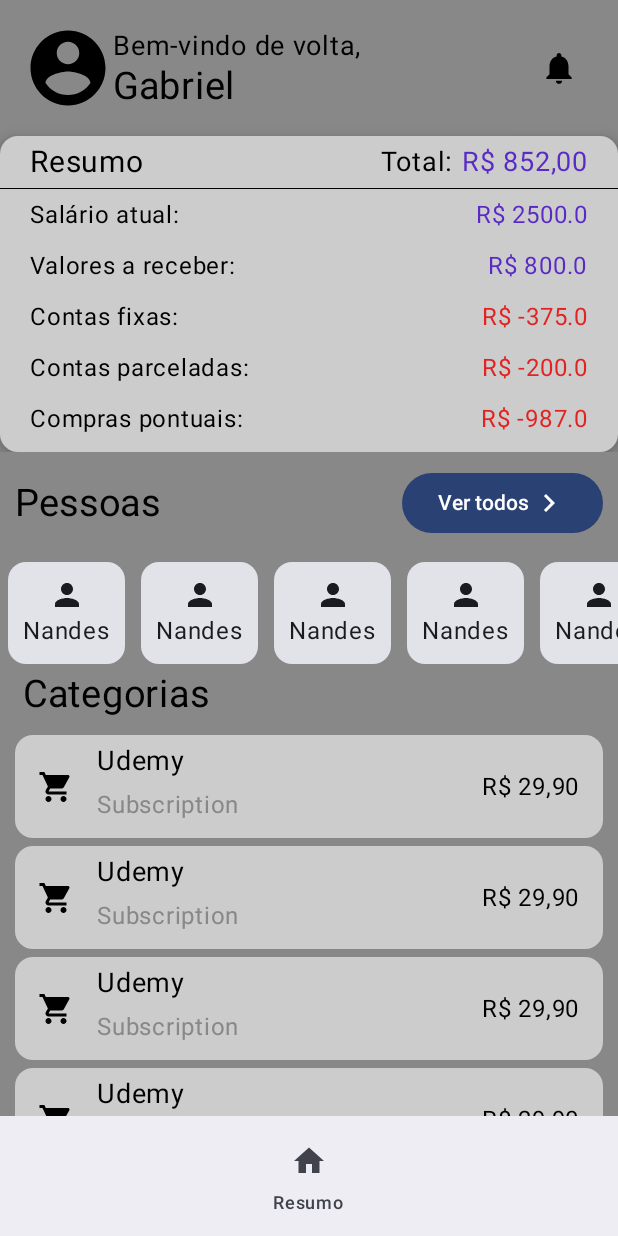
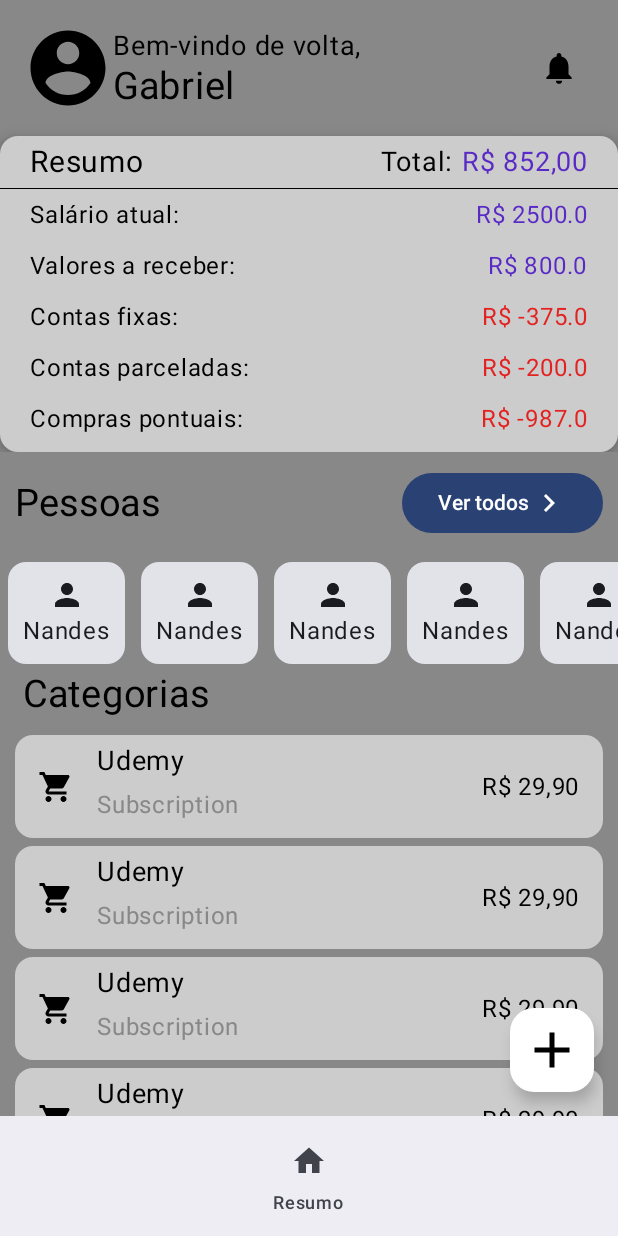
Before and after one commit to GabiNandes09/MyFinances, an Android app built with Jetpack Compose: the MainUI screen opened through its navigation route, on a phone screen of 412 x 824 dp. Run offline under Robolectric (Android 15) with nearby library versions, the phone set to English and light mode, and no system bars.

Commit message:
Float action Button adicionado para criar novas entradas

```diff
--- a/app/src/main/java/com/rogue/financesrogue/ui/screen/main/MainUI.kt
+++ b/app/src/main/java/com/rogue/financesrogue/ui/screen/main/MainUI.kt
@@ -10,6 +10,7 @@ import androidx.compose.ui.tooling.preview.Preview
 import com.rogue.financesrogue.ui.screen.main.componentes.CategoriesListResume
 import com.rogue.financesrogue.ui.screen.main.componentes.FinancesResume
 import com.rogue.financesrogue.ui.screen.main.componentes.MainBottomBar
+import com.rogue.financesrogue.ui.screen.main.componentes.MainFloatButton
 import com.rogue.financesrogue.ui.screen.main.componentes.PersonListResume
 import com.rogue.financesrogue.ui.screen.main.componentes.ProfileHeader
 
@@ -20,7 +21,8 @@ fun MainUI() {
         containerColor = Color.Gray,
         bottomBar = {
             MainBottomBar()
-        }
+        },
+        floatingActionButton = { MainFloatButton() }
     ) { paddingValues ->
         LazyColumn(
             modifier = Modifier.padding(paddingValues)
--- /dev/null
+++ b/app/src/main/java/com/rogue/financesrogue/ui/screen/main/componentes/MainFloatButton.kt
@@ -0,0 +1,33 @@
+package com.rogue.financesrogue.ui.screen.main.componentes
+
+import androidx.compose.foundation.layout.size
+import androidx.compose.material.icons.Icons
+import androidx.compose.material.icons.filled.Add
+import androidx.compose.material3.FloatingActionButton
+import androidx.compose.material3.Icon
+import androidx.compose.runtime.Composable
+import androidx.compose.ui.Modifier
+import androidx.compose.ui.graphics.Color
+import androidx.compose.ui.tooling.preview.Preview
+import androidx.compose.ui.unit.dp
+
+@Composable
+fun MainFloatButton() {
+    FloatingActionButton(
+        onClick = { /*TODO*/ },
+        containerColor = Color.White
+        ) {
+        Icon(
+            imageVector = Icons.Default.Add,
+            contentDescription = null,
+            modifier = Modifier.size(40.dp),
+            tint = Color.Black
+        )
+    }
+}
+
+@Preview
+@Composable
+private fun MainFloatButtonPrev() {
+    MainFloatButton()
+}
```
